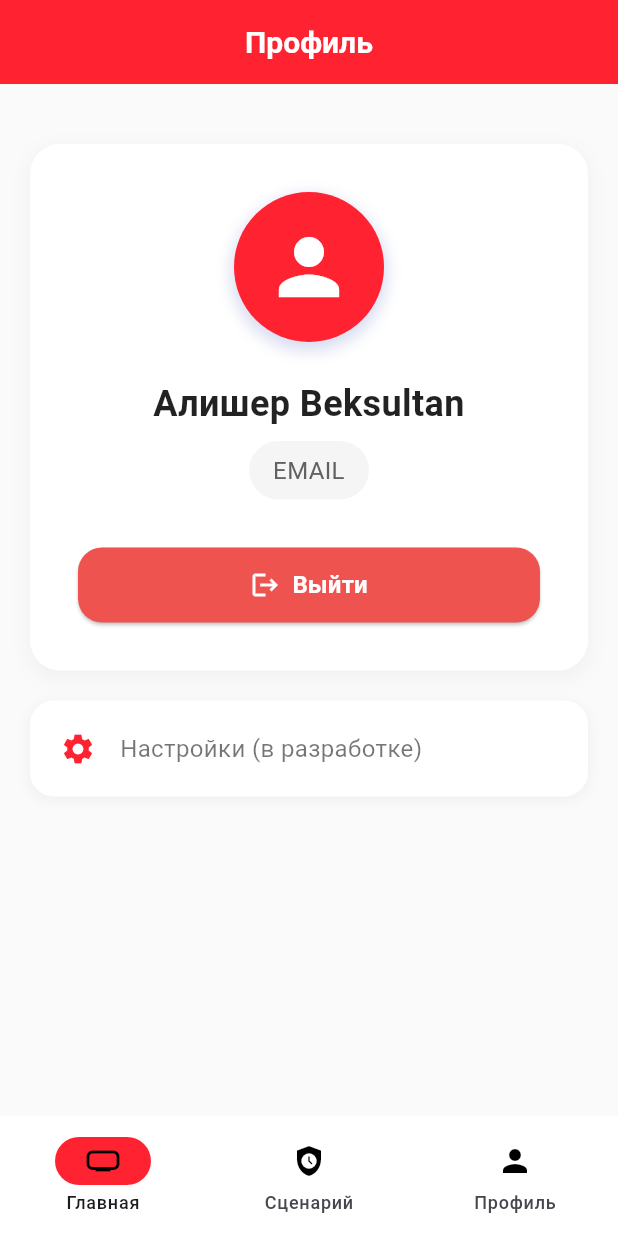
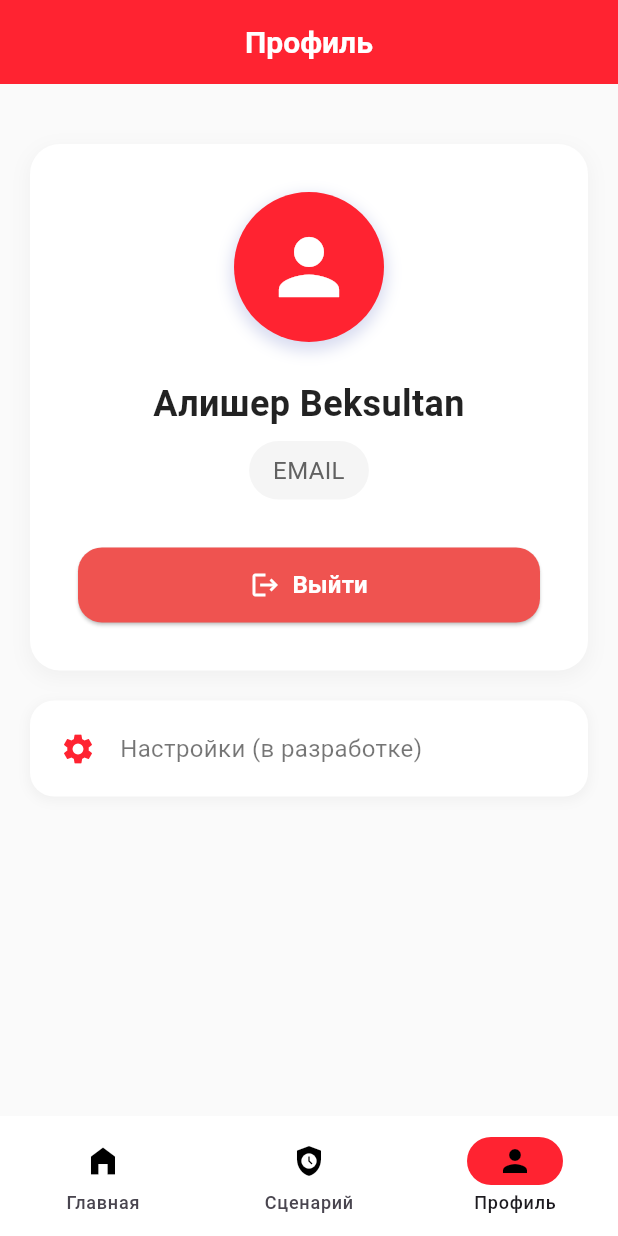
Before and after one commit to alishertolegen/safe_up, a Flutter app: the ProfileScreen screen opened by its route, on a phone screen of 412 x 824 dp. Run offline on Flutter 3.47's test engine with Material 3 defaults, Android fonts, the light colour scheme and no system bars; our stand-ins replace go_router, shared_preferences; accounts and stored records are empty.

Commit message:
icons mini update

```diff
--- a/lib/login.dart
+++ b/lib/login.dart
@@ -86,7 +86,7 @@ class _LoginScreenState extends State<LoginScreen> {
                     ],
                   ),
                   child: const Icon(
-                    Icons.safety_divider,
+                    Icons.safety_check_rounded,
                     size: 50,
                     color: Color.fromARGB(255, 255, 35, 49),
                   ),
--- a/lib/main.dart
+++ b/lib/main.dart
@@ -49,7 +49,7 @@ class StartApp extends StatelessWidget {
                 },
                 destinations: const [
                   NavigationDestination(
-                    icon: Icon(Icons.home_max_sharp, color: Colors.black),
+                    icon: Icon(Icons.home_filled, color: Colors.black),
                     label: 'Главная',
                   ),
                   NavigationDestination(
@@ -91,6 +91,7 @@ class StartApp extends StatelessWidget {
 
 int _calculateSelectedIndex(GoRouterState state) {
   final location = state.matchedLocation;
+  if (location.startsWith('/profile')) return 2;
   if (location.startsWith('/scenario')) return 1;
   return 0;
 }
```
